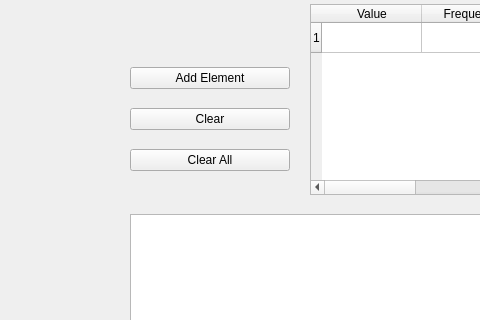
First picture: the form in mainwindow.ui, repository henryqingmo/stats, before the edit; both pictures show x 0 to 480 and y 86 to 406 of the 800 by 600 pixel window.
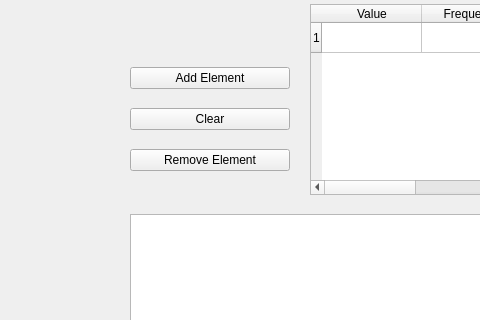
Second picture: the form after the edit.

Diff of the .ui file:
```diff
--- a/mainwindow.ui
+++ b/mainwindow.ui
@@ -84,7 +84,7 @@
      <item>
       <widget class="QPushButton" name="pushButton_3">
        <property name="text">
-        <string>Clear All</string>
+        <string>Remove Element</string>
        </property>
       </widget>
      </item>
```
